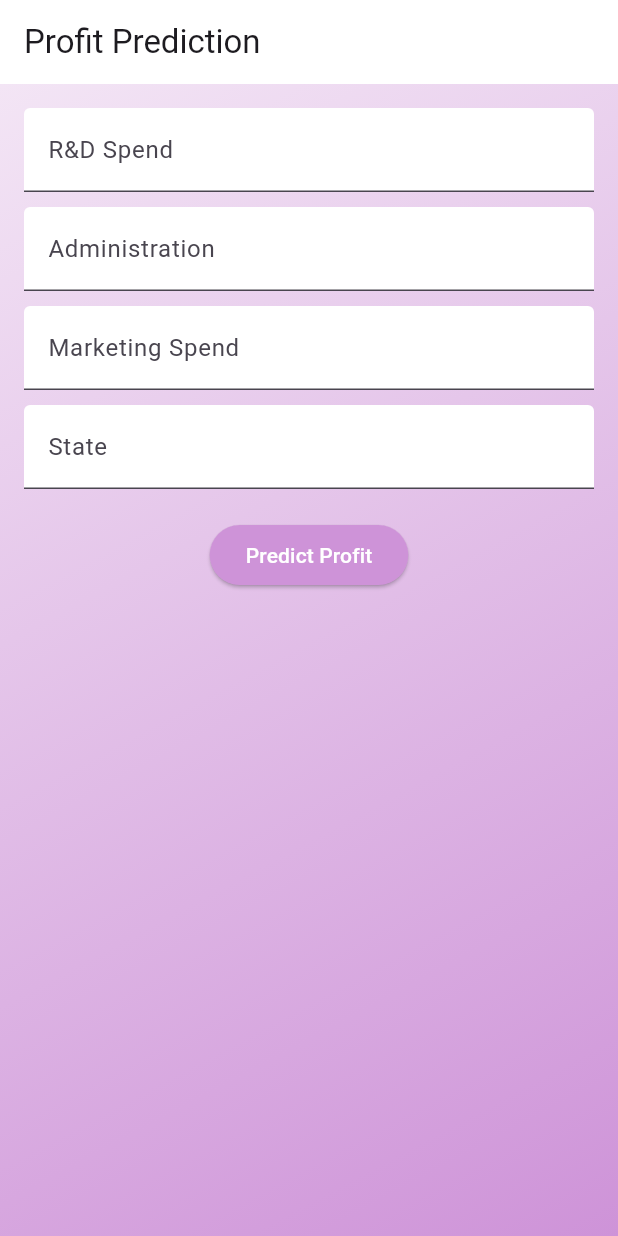
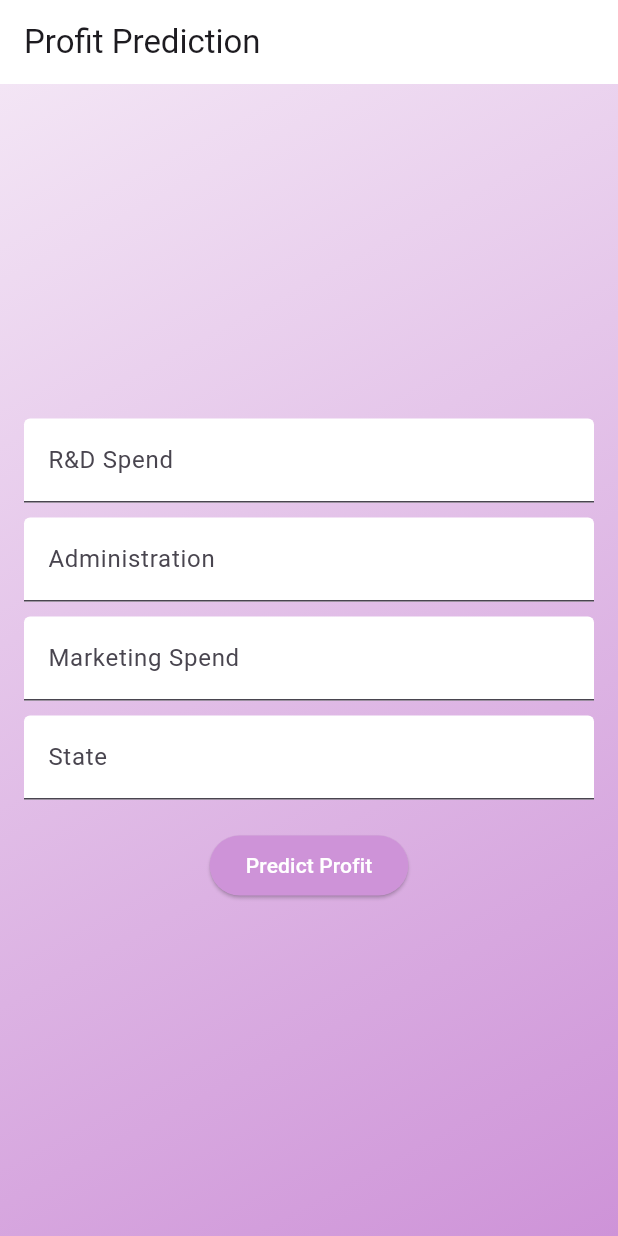
Before and after one commit to charite-uwatwembi/linear_regression_model, a Flutter app: the screen it shows after launch, on a phone screen of 412 x 824 dp. Run offline on Flutter 3.47's test engine with Material 3 defaults, Android fonts, the phone set to English and light mode, and no system bars.

Commit message:
final touch on flutterApp

```diff
--- a/summative/flutterApp/profits/lib/main.dart
+++ b/summative/flutterApp/profits/lib/main.dart
@@ -10,10 +10,13 @@ class MyApp extends StatelessWidget {
   @override
   Widget build(BuildContext context) {
     return MaterialApp(
+      debugShowCheckedModeBanner: false, // Remove debug flag
       home: Scaffold(
         appBar: AppBar(
-          title: Text('Profit Prediction'
-          , textAlign: TextAlign.center,),
+          title: Text(
+            'Profit Prediction',
+            textAlign: TextAlign.center,
+          ),
           backgroundColor: Colors.white, // AppBar color
         ),
         body: ProfitPredictionForm(),
@@ -82,10 +85,13 @@ class _ProfitPredictionFormState extends State<ProfitPredictionForm> {
           end: Alignment.bottomRight,
         ),
       ),
+      child: Center(
+        child: Padding(
           padding: const EdgeInsets.all(16.0),
           child: Form(
             key: _formKey,
             child: Column(
+              mainAxisSize: MainAxisSize.min, // Center the form
               children: <Widget>[
                 TextFormField(
                   decoration: InputDecoration(
@@ -139,10 +145,14 @@ class _ProfitPredictionFormState extends State<ProfitPredictionForm> {
                   style: ElevatedButton.styleFrom(
                     backgroundColor: Colors.purple[200], // Button color
                   ),
-              child:  Text('Predict Profit',
+                  child: Text(
+                    'Predict Profit',
                     style: TextStyle(color: Colors.white),
                   ),
-        )],
+                ),
+              ],
+            ),
+          ),
         ),
       ),
     );
```
Lines whose indentation alone changed are shown as unchanged.
